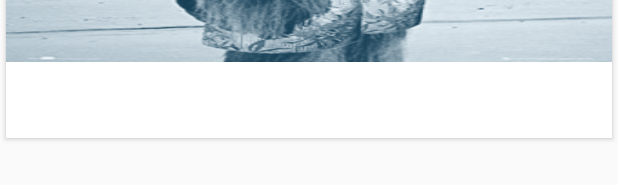
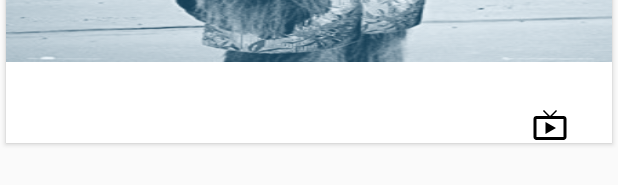
Before and after one commit to Mobile02-DH/FilmeApp, an Android app: the layout movie_card.xml on its own in the app's theme, with its tools: preview values and no code run, on a phone screen of 412 x 824 dp. Shown: the part 319-504 px from the top of the screen. Run offline under Robolectric (Android 15) with nearby library versions, the phone set to English and light mode, and no system bars.

Commit message:
Adicionado o botão assistidos

```diff
--- /dev/null
+++ b/app/src/main/res/drawable/ic_live_tv_black_24dp.xml
@@ -0,0 +1,9 @@
+<vector xmlns:android="http://schemas.android.com/apk/res/android"
+        android:width="24dp"
+        android:height="24dp"
+        android:viewportWidth="24.0"
+        android:viewportHeight="24.0">
+    <path
+        android:fillColor="#FF000000"
+        android:pathData="M21,6h-7.59l3.29,-3.29L16,2l-4,4 -4,-4 -0.71,0.71L10.59,6L3,6c-1.1,0 -2,0.89 -2,2v12c0,1.1 0.9,2 2,2h18c1.1,0 2,-0.9 2,-2L23,8c0,-1.11 -0.9,-2 -2,-2zM21,20L3,20L3,8h18v12zM9,10v8l7,-4z"/>
+</vector>
--- a/app/src/main/res/layout/activity_main.xml
+++ b/app/src/main/res/layout/activity_main.xml
@@ -15,4 +15,8 @@
         app:layout_constraintRight_toRightOf="parent"
         app:layout_constraintTop_toTopOf="parent" />
 
+    <android.support.v7.widget.AppCompatRatingBar
+        android:layout_width="wrap_content"
+        android:layout_height="wrap_content" />
+
 </android.support.constraint.ConstraintLayout>
--- a/app/src/main/res/layout/movie_card.xml
+++ b/app/src/main/res/layout/movie_card.xml
@@ -42,5 +42,15 @@
             android:textColor="@color/colorAccent"
             android:textSize="@dimen/user_rating" />
 
+        <ImageView
+            android:id="@+id/imageView2"
+            android:layout_width="wrap_content"
+            android:layout_height="wrap_content"
+            android:layout_alignParentEnd="true"
+            android:layout_below="@+id/title"
+            android:layout_marginEnd="29dp"
+            card_view:srcCompat="@drawable/ic_live_tv_black_24dp" />
+
+
     </RelativeLayout>
 </android.support.v7.widget.CardView>
```
